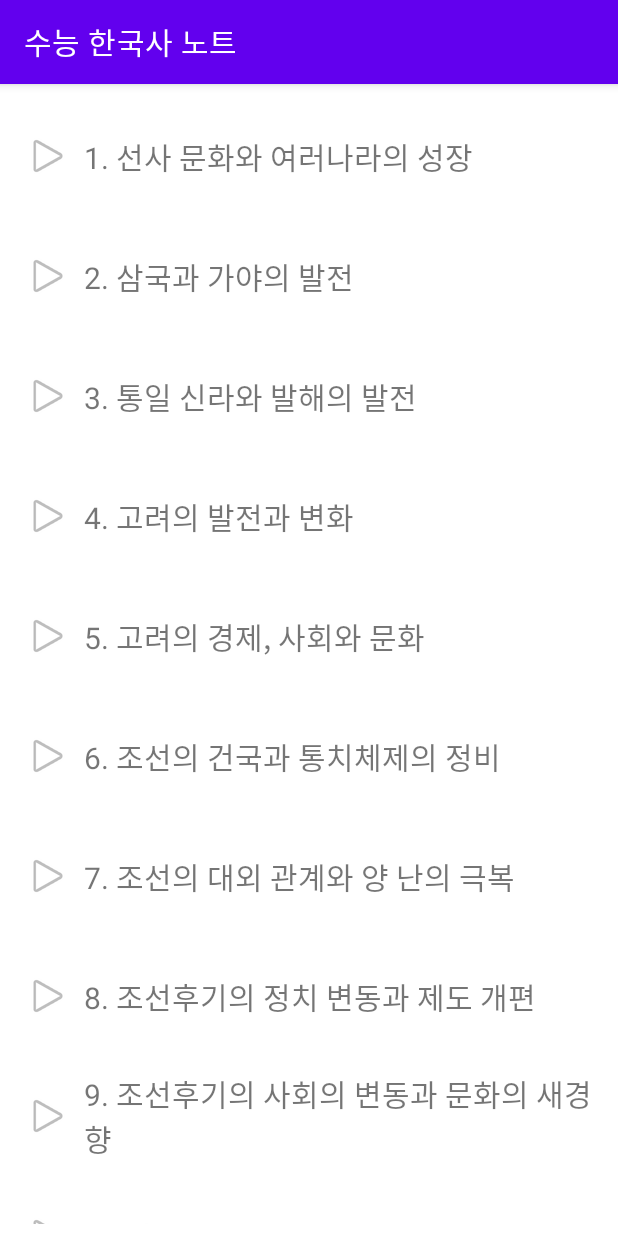
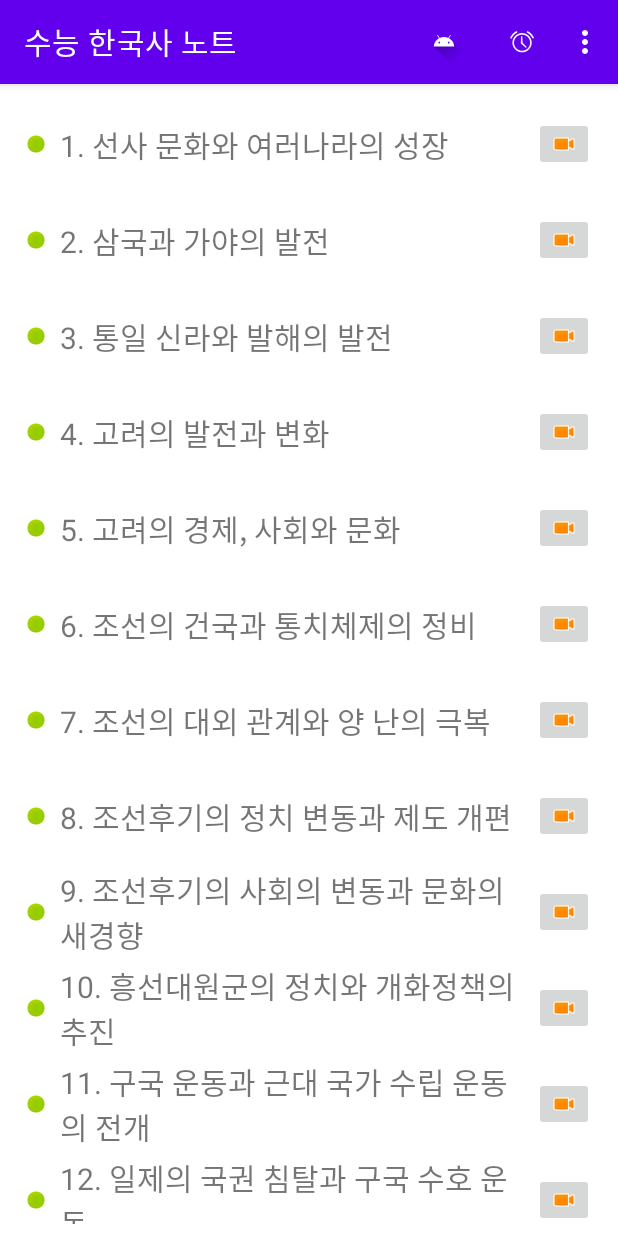
Before and after one commit to jbiglion22/KoreanHistoryNote, an Android app: the screen it shows after launch (MainActivity), on a phone screen of 412 x 824 dp. Run offline under Robolectric (Android 15) with nearby library versions, the light colour scheme and no system bars.

Commit message:
2022/6/6

```diff
--- a/app/src/main/java/com/jbiglion22/koreanhistorynote/ContentActivity.kt
+++ b/app/src/main/java/com/jbiglion22/koreanhistorynote/ContentActivity.kt
@@ -6,6 +6,7 @@ import android.text.SpannableStringBuilder
 import android.text.Spanned
 import android.text.style.ForegroundColorSpan
 import android.util.Log
+import android.view.MenuItem
 import android.view.View
 import androidx.appcompat.app.AppCompatActivity
 import androidx.core.content.PackageManagerCompat.LOG_TAG
@@ -21,6 +22,8 @@ class ContentActivity : AppCompatActivity() {
         super.onCreate(savedInstanceState)
         binding = ActivityContentBinding.inflate(layoutInflater)
         setContentView(binding.root)
+        getSupportActionBar()?.setDisplayHomeAsUpEnabled(true)
+
 
         var curPos:Int = intent.getIntExtra("curPos", 0)
         val titlename: TitleName = titlenameList.get(curPos)
@@ -65,4 +68,15 @@ class ContentActivity : AppCompatActivity() {
         }
 
     }
+
+    override fun onOptionsItemSelected(item: MenuItem): Boolean {
+        when (item.itemId) {
+            // 액션바 뒤로가기 버튼 클릭 -> 닫기
+            android.R.id.home -> {
+                finish()
+                return true
+            }
+        }
+        return super.onOptionsItemSelected(item)
+    }
 }
--- /dev/null
+++ b/app/src/main/java/com/jbiglion22/koreanhistorynote/ContentData.kt
@@ -0,0 +1,73 @@
+package com.jbiglion22.koreanhistorynote
+
+val titlenameList = arrayListOf(
+    TitleName(1,
+        "1. 선사 문화와 여러나라의 성장",
+"""
+* 구석기: 이동생활 → [[동굴]], [[땐석기]], [[주먹도끼]]
+* 신석기: 농경 → 움집, 간석기, 빗살무늬토기, 가락바퀴
+* 청동기: 계급 → 고인돌, 비파형동검, 반달칼, 민무늬토기
+""",
+"""
+선사시대는 구석기, 신석기, 청동기 시대가 중요합니다.
+각 시기에 주요 단어를 암기해야합니다.
+"""
+    ),
+
+    TitleName(2,"2. 삼국과 가야의 발전",
+        "[고구려]\n" +
+                "* 소수림왕: 율령, 불교, 태학\n" +
+                "* 장수왕: 평양, 백제한성, 계루왕, 충주고구려비\n" +
+                "[백제]\n" +
+                "* 지증왕: 신라, 왕, 우산국\n" +
+                "* 법흥왕: 율령, 불교/이차돈, 금관가야, 건원\n" +
+                "* 진흥왕 : 화랑도, 한강, 대가야, 적성비, 순수비\n" +
+                "[신라]\n" +
+                "* 성왕 : 사비, 남부여, 관산성전투\n" +
+                "[그외사건]\n" +
+                "* 살수대첩, 안시성싸움\n" +
+                "* 나당연합 : 고구려,백제 멸망\n" +
+                "* 나당전쟁 : 매소성, 기벌포 → 삼국통일의 완성(676)\n",
+        ""),
+
+    TitleName(3,"3. 통일 신라와 발해의 발전","",
+        ""),
+    TitleName(4,"4. 고려의 발전과 변화","",
+        ""),
+    TitleName(5, "5. 고려의 경제, 사회와 문화","",
+        ""),
+    TitleName(6,"6. 조선의 건국과 통치체제의 정비","",
+        ""),
+    TitleName(7,"7. 조선의 대외 관계와 양 난의 극복","",
+        ""),
+    TitleName(8,"8. 조선후기의 정치 변동과 제도 개편","",
+        ""),
+    TitleName(9,"9. 조선후기의 사회의 변동과 문화의 새경향","",
+        ""),
+    TitleName(10,"10. 흥선대원군의 정치와 개화정책의 추진","",
+        ""),
+    TitleName(11,"11. 구국 운동과 근대 국가 수립 운동의 전개","",
+        ""),
+    TitleName(12,"12. 일제의 국권 침탈과 구국 수호 운동","",
+        ""),
+    TitleName(13,"13. 개항이후의 경제와 사회문화의 변화","",
+        ""),
+    TitleName(14,"14. 일제의 식민통치와 경제수탈","",
+        ""),
+    TitleName(15,"15. 3.1운동과 대한민국 임시정부의 활동","",
+        ""),
+    TitleName(16,"16. 3.1 운동 이후 국내 민족운동과 사회문화변화","",
+        ""),
+    TitleName(17,"17. 국외민족운동과 건국주비활동","",
+        ""),
+    TitleName(18,"18. 대한민국 정부수립과 6.25 전쟁","",
+        ""),
+    TitleName(19,"19. 자유 민주주의의 시련과 발전","",
+        ""),
+    TitleName(20,"20. 경제 발전과 사회변화, 통일을 위한 노력","",
+        ""),
+)
+
+
+class ContentData {
+}
--- a/app/src/main/java/com/jbiglion22/koreanhistorynote/IntroActivity.kt
+++ b/app/src/main/java/com/jbiglion22/koreanhistorynote/IntroActivity.kt
@@ -1,7 +1,10 @@
 package com.jbiglion22.koreanhistorynote
 
 import android.os.Bundle
+import android.os.Handler
+import android.os.Looper
 import androidx.appcompat.app.AppCompatActivity
+
 
 class IntroActivity : AppCompatActivity() {
     override fun onCreate(savedInstanceState: Bundle?) {
@@ -12,9 +15,9 @@ class IntroActivity : AppCompatActivity() {
         var actionBar = supportActionBar
         actionBar?.hide()
 
-        Thread {
-            Thread.sleep(1000)
+        Handler(Looper.getMainLooper()).postDelayed({
             finish()
-        }.start()
+        }, 3000)
+
     }
 }
--- a/app/src/main/java/com/jbiglion22/koreanhistorynote/MainActivity.kt
+++ b/app/src/main/java/com/jbiglion22/koreanhistorynote/MainActivity.kt
@@ -2,73 +2,15 @@ package com.jbiglion22.koreanhistorynote
 
 import android.content.Intent
 import android.os.Bundle
+import android.view.Menu
+import android.view.MenuItem
 import androidx.appcompat.app.AppCompatActivity
 import androidx.recyclerview.widget.LinearLayoutManager
 import com.jbiglion22.koreanhistorynote.databinding.ActivityMainBinding
 
 val LOGTAG = "KOREAHISTORYNOTE"
 
-val titlenameList = arrayListOf(
-    TitleName(1, "1. 선사 문화와 여러나라의 성장",
-        "* 구석기: 이동생활 → [[동굴]], [[땐석기]], [[주먹도끼]]\n" +
-             "* 신석기: 농경 → 움집, 간석기, 빗살무늬토기, 가락바퀴\n" +
-             "* 청동기: 계급 → 고인돌, 비파형동검, 반달칼, 민무늬토기",
-      "선사시대는 구석기, 신석기, 청동기 시대가 중요합니다. \n"+
-             "각 시기에 주요 단어를 암기해야합니다."),
 
-    TitleName(2,"2. 삼국과 가야의 발전",
-        "[고구려]\n" +
-            "* 소수림왕: 율령, 불교, 태학\n" +
-            "* 장수왕: 평양, 백제한성, 계루왕, 충주고구려비\n" +
-            "[백제]\n" +
-            "* 지증왕: 신라, 왕, 우산국\n" +
-            "* 법흥왕: 율령, 불교/이차돈, 금관가야, 건원\n" +
-            "* 진흥왕 : 화랑도, 한강, 대가야, 적성비, 순수비\n" +
-            "[신라]\n" +
-            "* 성왕 : 사비, 남부여, 관산성전투\n" +
-            "[그외사건]\n" +
-           "* 살수대첩, 안시성싸움\n" +
-           "* 나당연합 : 고구려,백제 멸망\n" +
-          "* 나당전쟁 : 매소성, 기벌포 → 삼국통일의 완성(676)\n",
-        ""),
-
-    TitleName(3,"3. 통일 신라와 발해의 발전","",
-        ""),
-    TitleName(4,"4. 고려의 발전과 변화","",
-        ""),
-    TitleName(5, "5. 고려의 경제, 사회와 문화","",
-        ""),
-    TitleName(6,"6. 조선의 건국과 통치체제의 정비","",
-        ""),
-    TitleName(7,"7. 조선의 대외 관계와 양 난의 극복","",
-        ""),
-    TitleName(8,"8. 조선후기의 정치 변동과 제도 개편","",
-        ""),
-    TitleName(9,"9. 조선후기의 사회의 변동과 문화의 새경향","",
-        ""),
-    TitleName(10,"10. 흥선대원군의 정치와 개화정책의 추진","",
-        ""),
-    TitleName(11,"11. 구국 운동과 근대 국가 수립 운동의 전개","",
-        ""),
-    TitleName(12,"12. 일제의 국권 침탈과 구국 수호 운동","",
-        ""),
-    TitleName(13,"13. 개항이후의 경제와 사회문화의 변화","",
-        ""),
-    TitleName(14,"14. 일제의 식민통치와 경제수탈","",
-        ""),
-    TitleName(15,"15. 3.1운동과 대한민국 임시정부의 활동","",
-        ""),
-    TitleName(16,"16. 3.1 운동 이후 국내 민족운동과 사회문화변화","",
-        ""),
-    TitleName(17,"17. 국외민족운동과 건국주비활동","",
-        ""),
-    TitleName(18,"18. 대한민국 정부수립과 6.25 전쟁","",
-        ""),
-    TitleName(19,"19. 자유 민주주의의 시련과 발전","",
-        ""),
-    TitleName(20,"20. 경제 발전과 사회변화, 통일을 위한 노력","",
-        ""),
-)
 
 class MainActivity : AppCompatActivity() {
     private lateinit var binding: ActivityMainBinding
@@ -93,21 +35,21 @@ class MainActivity : AppCompatActivity() {
 
 
     }
-/*
+
+
     override fun onCreateOptionsMenu(menu: Menu?): Boolean {
-        // 액션바 커스터마이징을 허용
-        supportActionBar?.setDisplayShowCustomEnabled(true)
-        // 기존 액션바의 요소들을 숨김
-        supportActionBar?.setDisplayHomeAsUpEnabled(false)
-        supportActionBar?.setDisplayShowTitleEnabled(false)
-        supportActionBar?.setDisplayShowHomeEnabled(false)
+        menuInflater.inflate(R.menu.main_menu, menu)
 
-        // 새로운 커스텀 액션바로 변경
-        var actionView = layoutInflater.inflate(R.layout.custom_actionbar, null)
-        supportActionBar?.customView = actionView
-
-        return true
+        return super.onCreateOptionsMenu(menu)
     }
 
- */
+    override fun onOptionsItemSelected(item: MenuItem): Boolean {
+        when (item.itemId) {
+            R.id.Item1 -> {
+
+            }
+        }
+        return super.onOptionsItemSelected(item)
+    }
+
 }
--- a/app/src/main/res/layout/activity_content.xml
+++ b/app/src/main/res/layout/activity_content.xml
@@ -32,6 +32,7 @@
                 android:layout_marginStart="8dp"
                 android:layout_marginTop="12dp"
                 android:layout_marginEnd="8dp"
+                android:background="#D7FF97"
                 android:text="tv_content"
                 android:textSize="16sp" />
 
--- a/app/src/main/res/layout/list_titlename.xml
+++ b/app/src/main/res/layout/list_titlename.xml
@@ -4,19 +4,6 @@
     xmlns:tools="http://schemas.android.com/tools"
     android:layout_width="match_parent"
     android:layout_height="wrap_content">
-
-    <TextView
-        android:id="@+id/tv_name"
-        android:layout_width="0dp"
-        android:layout_height="wrap_content"
-        android:layout_marginStart="8dp"
-        android:text="TextView"
-        android:textSize="20sp"
-        app:layout_constraintBottom_toBottomOf="@+id/imageView"
-        app:layout_constraintEnd_toEndOf="parent"
-        app:layout_constraintHorizontal_bias="0.554"
-        app:layout_constraintStart_toEndOf="@+id/imageView"
-        app:layout_constraintTop_toTopOf="@+id/imageView" />
 
     <ImageView
         android:id="@+id/imageView"
@@ -28,5 +15,31 @@
         app:layout_constraintBottom_toBottomOf="parent"
         app:layout_constraintStart_toStartOf="parent"
         app:layout_constraintTop_toTopOf="parent"
-        app:srcCompat="@android:drawable/ic_media_play" />
+        app:srcCompat="@android:drawable/presence_online" />
+
+    <TextView
+        android:id="@+id/tv_name"
+        android:layout_width="0dp"
+        android:layout_height="wrap_content"
+        android:layout_marginStart="8dp"
+        android:layout_marginEnd="8dp"
+        android:text="TextView"
+        android:textSize="20sp"
+        app:layout_constraintBottom_toBottomOf="@+id/imageView"
+        app:layout_constraintEnd_toStartOf="@+id/imageButton"
+        app:layout_constraintHorizontal_bias="0.554"
+        app:layout_constraintStart_toEndOf="@+id/imageView"
+        app:layout_constraintTop_toTopOf="@+id/imageView" />
+
+    <ImageButton
+        android:id="@+id/imageButton"
+        android:layout_width="wrap_content"
+        android:layout_height="wrap_content"
+        android:layout_marginEnd="8dp"
+        app:layout_constraintBottom_toBottomOf="parent"
+        app:layout_constraintEnd_toEndOf="parent"
+        app:layout_constraintTop_toTopOf="parent"
+        app:srcCompat="@android:drawable/presence_video_away"
+        tools:ignore="TouchTargetSizeCheck,SpeakableTextPresentCheck" />
+
 </androidx.constraintlayout.widget.ConstraintLayout>
--- /dev/null
+++ b/app/src/main/res/menu/main_menu.xml
@@ -0,0 +1,22 @@
+<?xml version="1.0" encoding="utf-8"?>
+<menu xmlns:app="http://schemas.android.com/apk/res-auto"
+    xmlns:android="http://schemas.android.com/apk/res/android">
+    <item
+        android:id="@+id/Item1"
+        android:title="Item1" />
+    <item
+        android:id="@+id/Item2"
+        android:icon="@drawable/ic_launcher_foreground"
+        android:title="Item2"
+        app:showAsAction="always" />
+    <item
+        android:id="@+id/Item3"
+        android:icon="@android:drawable/ic_lock_idle_alarm"
+        android:title="Item3"
+        app:showAsAction="always|withText" />
+    <item
+        android:id="@+id/Item4"
+        android:icon="@android:drawable/ic_dialog_info"
+        android:title="Item4"
+        app:showAsAction="ifRoom" />
+</menu>
```
